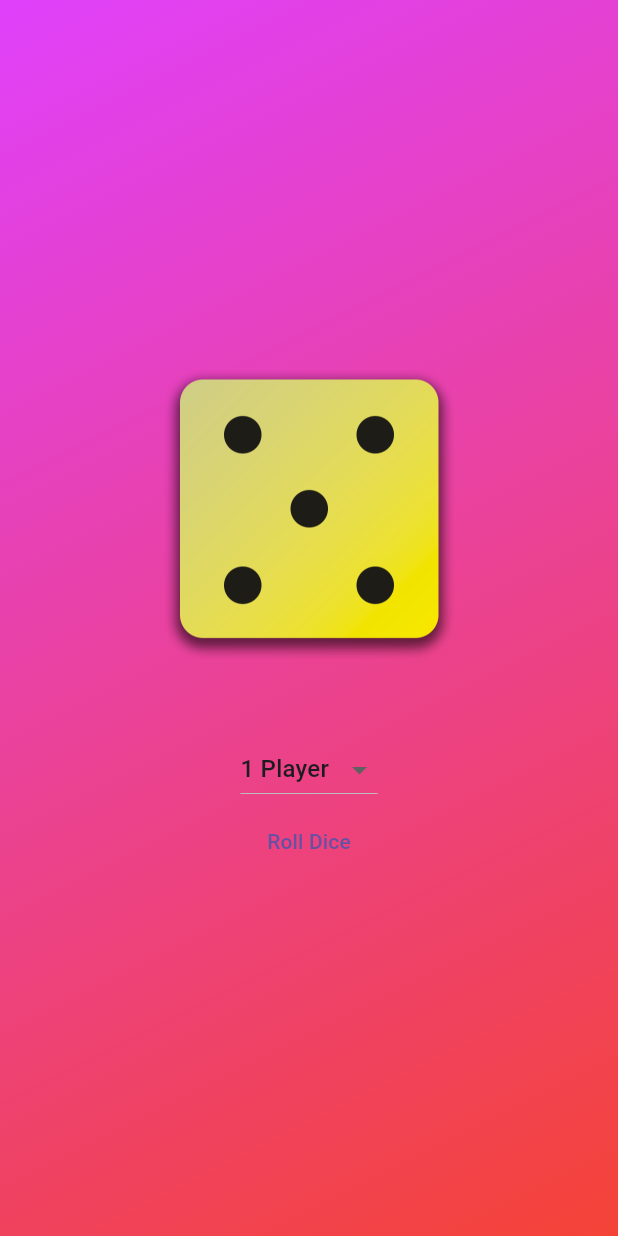
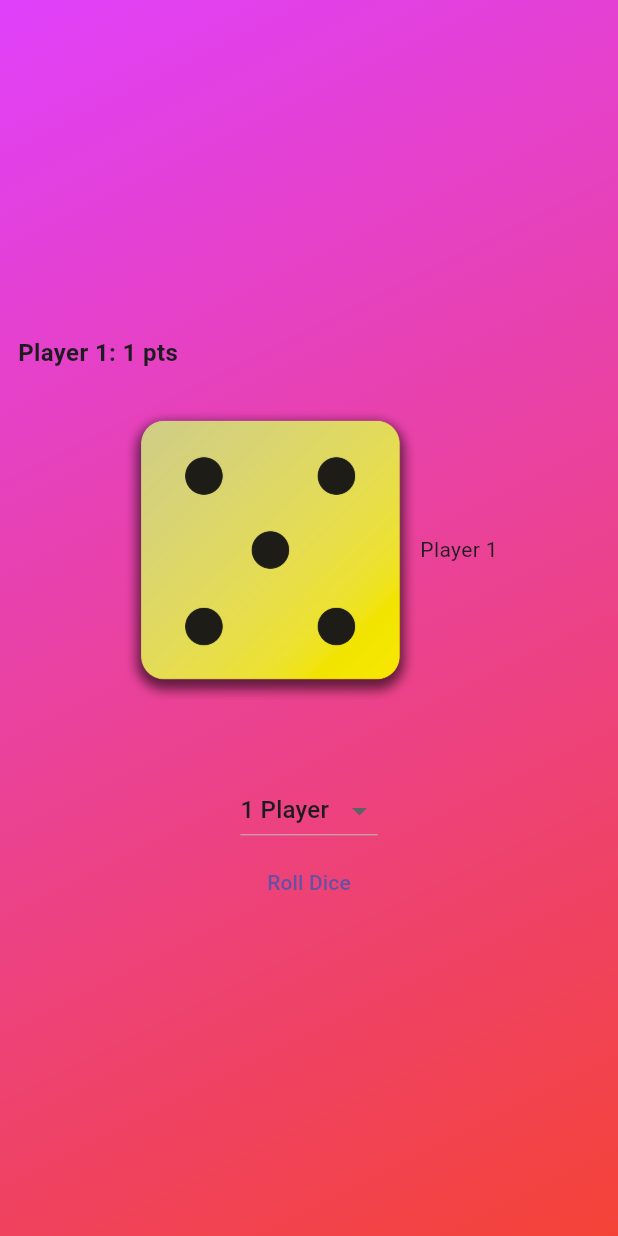
Before and after one commit to majedco03/Dice_roll_game, a Flutter app: the screen it shows after launch, after a tap on "Roll Dice", on a phone screen of 412 x 824 dp. Run offline on Flutter 3.47's test engine with Material 3 defaults, Android fonts, the light colour scheme and no system bars.

Commit message:
Project Completed

```diff
--- a/lib/dice_game.dart
+++ b/lib/dice_game.dart
@@ -5,13 +5,46 @@ final randomizer = Random();
 final List<String> items = ['1 Player', '2 Players', '3 Players', '4 Players'];
 
 class DiceGame extends StatefulWidget {
+  const DiceGame({super.key});
   @override
   State<StatefulWidget> createState() {
     return _DiceGameState();
   }
 }
 
+int dice1 = 1;
+int dice2 = 1;
+int dice3 = 1;
+int dice4 = 1;
+
 class _DiceGameState extends State<DiceGame> {
+  Map<int, int> playerScores = {1: 0, 2: 0, 3: 0, 4: 0};
+
+  void updateScores() {
+    Map<int, int> rolls = {
+      1: getDiceNumber(activeDice1),
+      2: getDiceNumber(activeDice2),
+      3: getDiceNumber(activeDice3),
+      4: getDiceNumber(activeDice4),
+    };
+
+    int maxRoll = rolls.values.reduce(max);
+    List<int> winners = rolls.entries
+        .where((entry) => entry.value == maxRoll)
+        .map((entry) => entry.key)
+        .toList();
+
+    setState(() {
+      for (var player in winners) {
+        playerScores[player] = playerScores[player]! + 1;
+      }
+    });
+  }
+
+  int getDiceNumber(String path) {
+    return int.parse(path.replaceAll(RegExp(r'[^0-9]'), ''));
+  }
+
   var activeDice1 = 'assets/images/dice-1.png';
   var activeDice2 = 'assets/images/dice-1.png';
   var activeDice3 = 'assets/images/dice-1.png';
@@ -22,38 +55,58 @@ class _DiceGameState extends State<DiceGame> {
   void changeNumOfPlayers(int? value) {
     setState(() {
       numOfPlayers = value;
+      playerScores = {1: 0, 2: 0, 3: 0, 4: 0};
     });
   }
 
   void rollDices() {
     setState(() {
       if (numOfPlayers == 1) {
-        var diceRoll = randomizer.nextInt(6) + 1;
-        activeDice1 = 'assets/images/dice-$diceRoll.png';
+        dice1 = randomizer.nextInt(6) + 1;
+        activeDice1 = 'assets/images/dice-$dice1.png';
       }
       if (numOfPlayers == 2) {
-        var diceRoll = randomizer.nextInt(6) + 1;
-        activeDice1 = 'assets/images/dice-$diceRoll.png';
-        diceRoll = randomizer.nextInt(6) + 1;
-        activeDice2 = 'assets/images/dice-$diceRoll.png';
+        dice1 = randomizer.nextInt(6) + 1;
+        activeDice1 = 'assets/images/dice-$dice1.png';
+        dice2 = randomizer.nextInt(6) + 1;
+        activeDice2 = 'assets/images/dice-$dice2.png';
       }
       if (numOfPlayers == 3) {
-        var diceRoll = randomizer.nextInt(6) + 1;
-        activeDice1 = 'assets/images/dice-$diceRoll.png';
-        diceRoll = randomizer.nextInt(6) + 1;
-        activeDice2 = 'assets/images/dice-$diceRoll.png';
-        diceRoll = randomizer.nextInt(6) + 1;
-        activeDice3 = 'assets/images/dice-$diceRoll.png';
+        dice1 = randomizer.nextInt(6) + 1;
+        activeDice1 = 'assets/images/dice-$dice1.png';
+        dice2 = randomizer.nextInt(6) + 1;
+        activeDice2 = 'assets/images/dice-$dice2.png';
+        dice3 = randomizer.nextInt(6) + 1;
+        activeDice3 = 'assets/images/dice-$dice3.png';
       }
       if (numOfPlayers == 4) {
-        var diceRoll = randomizer.nextInt(6) + 1;
-        activeDice1 = 'assets/images/dice-$diceRoll.png';
-        diceRoll = randomizer.nextInt(6) + 1;
-        activeDice2 = 'assets/images/dice-$diceRoll.png';
-        diceRoll = randomizer.nextInt(6) + 1;
-        activeDice3 = 'assets/images/dice-$diceRoll.png';
-        diceRoll = randomizer.nextInt(6) + 1;
-        activeDice4 = 'assets/images/dice-$diceRoll.png';
+        dice1 = randomizer.nextInt(6) + 1;
+        activeDice1 = 'assets/images/dice-$dice1.png';
+        dice2 = randomizer.nextInt(6) + 1;
+        activeDice2 = 'assets/images/dice-$dice2.png';
+        dice3 = randomizer.nextInt(6) + 1;
+        activeDice3 = 'assets/images/dice-$dice3.png';
+        dice4 = randomizer.nextInt(6) + 1;
+        activeDice4 = 'assets/images/dice-$dice4.png';
+      }
+
+      Map<int, int> rolledValues = {1: dice1, 2: dice2, 3: dice3, 4: dice4};
+
+      int highestValue = 0;
+      List<int> winners = [];
+
+      for (int i = 1; i <= (numOfPlayers ?? 1); i++) {
+        int value = rolledValues[i]!;
+        if (value > highestValue) {
+          highestValue = value;
+          winners = [i];
+        } else if (value == highestValue) {
+          winners.add(i);
+        }
+      }
+
+      for (int player in winners) {
+        playerScores[player] = (playerScores[player] ?? 0) + 1;
       }
     });
   }
@@ -63,15 +116,46 @@ class _DiceGameState extends State<DiceGame> {
     return Column(
       mainAxisSize: MainAxisSize.min,
       children: [
-        if (numOfPlayers == 1) Image.asset(activeDice1, width: 200),
+        Align(
+          alignment: Alignment.centerLeft,
+          child: Padding(
+            padding: const EdgeInsets.only(left: 12, top: 12, bottom: 20),
+            child: Column(
+              crossAxisAlignment: CrossAxisAlignment.start,
+              children: List.generate(numOfPlayers ?? 1, (index) {
+                final player = index + 1;
+                return Text(
+                  'Player $player: ${playerScores[player]} pts',
+                  style: const TextStyle(
+                    fontSize: 16,
+                    fontWeight: FontWeight.bold,
+                  ),
+                );
+              }),
+            ),
+          ),
+        ),
+        if (numOfPlayers == 1)
+          Row(
+            mainAxisAlignment: MainAxisAlignment.center,
+            children: [
+              Image.asset(activeDice1, width: 200),
+              SizedBox(height: 8),
+              Text('Player 1'),
+            ],
+          ),
 
         if (numOfPlayers == 2)
           Row(
             mainAxisAlignment: MainAxisAlignment.center,
             children: [
               Image.asset(activeDice1, width: 150),
+              SizedBox(height: 8),
+              Text('Player 1'),
               SizedBox(width: 20),
               Image.asset(activeDice2, width: 150),
+              SizedBox(height: 8),
+              Text('Player 2'),
             ],
           ),
 
@@ -82,12 +166,18 @@ class _DiceGameState extends State<DiceGame> {
                 mainAxisAlignment: MainAxisAlignment.center,
                 children: [
                   Image.asset(activeDice1, width: 130),
+                  SizedBox(height: 8),
+                  Text('Player 1'),
                   SizedBox(width: 20),
                   Image.asset(activeDice2, width: 130),
+                  SizedBox(height: 8),
+                  Text('Player 2'),
                 ],
               ),
               SizedBox(height: 20),
               Image.asset(activeDice3, width: 130),
+              SizedBox(height: 8),
+              Text('Player 3'),
             ],
           ),
 
@@ -98,8 +188,12 @@ class _DiceGameState extends State<DiceGame> {
                 mainAxisAlignment: MainAxisAlignment.center,
                 children: [
                   Image.asset(activeDice1, width: 100),
+                  SizedBox(height: 8),
+                  Text('Player 1'),
                   SizedBox(width: 20),
                   Image.asset(activeDice2, width: 100),
+                  SizedBox(height: 8),
+                  Text('Player 2'),
                 ],
               ),
               SizedBox(height: 20),
@@ -107,8 +201,12 @@ class _DiceGameState extends State<DiceGame> {
                 mainAxisAlignment: MainAxisAlignment.center,
                 children: [
                   Image.asset(activeDice3, width: 100),
+                  SizedBox(height: 8),
+                  Text('Player 3'),
                   SizedBox(width: 20),
                   Image.asset(activeDice4, width: 100),
+                  SizedBox(height: 8),
+                  Text('Player 4'),
                 ],
               ),
             ],
```
Also changed, not shown: image-1.png (added), image-2.png (added), image.png (added), 1 other file.
